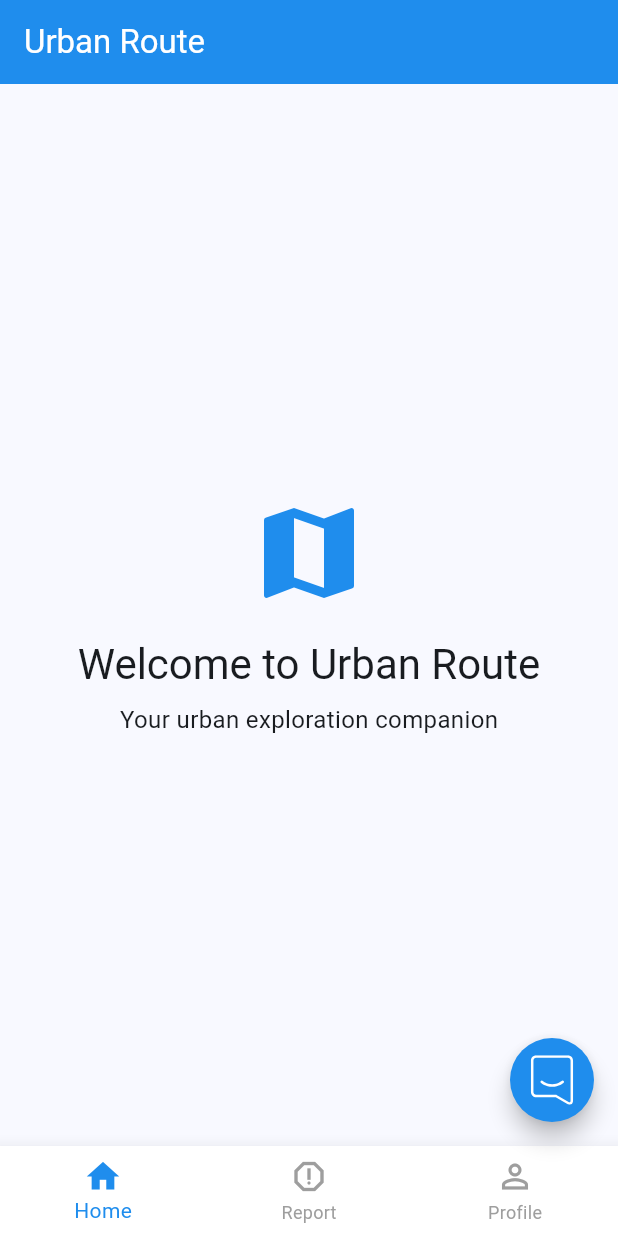
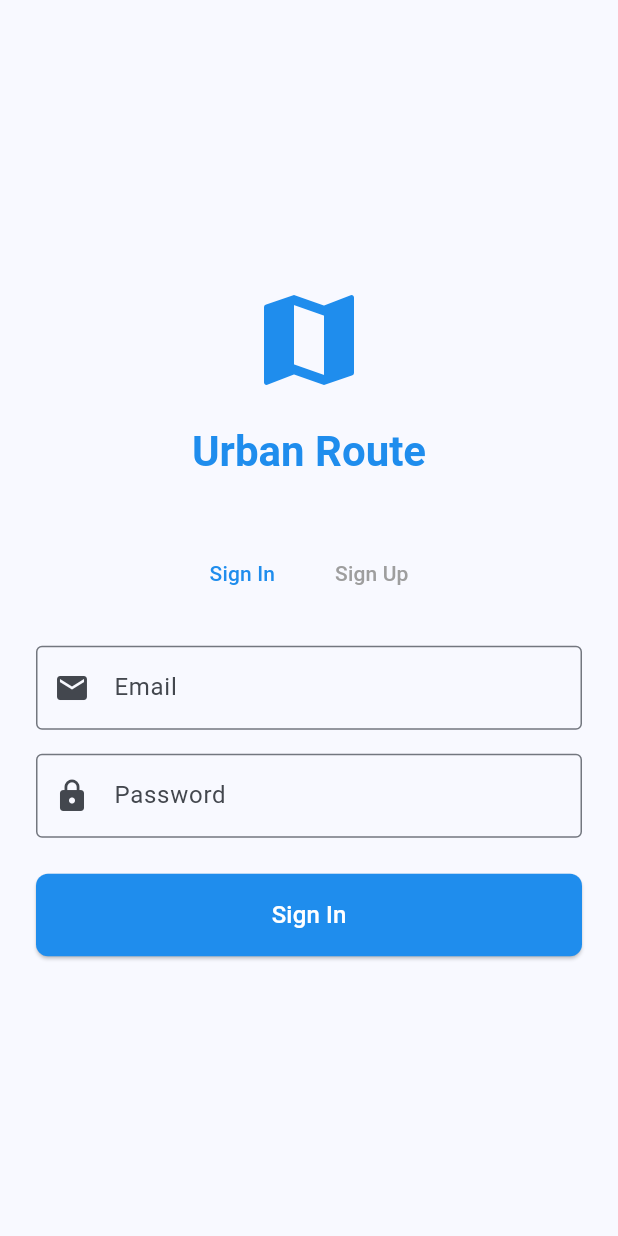
Before and after one commit to Karl-Gilmartin/urban_route, a Flutter app: the screen it shows after launch, on a phone screen of 412 x 824 dp. Run offline on Flutter 3.47's test engine with Material 3 defaults, Android fonts, the light colour scheme and no system bars; our stand-ins replace flutter_dotenv, flutter_svg, geolocator, supabase_flutter; missing offline and left inert: intercom_flutter; accounts and stored records are empty.

Commit message:
added auth page

```diff
--- a/lib/main.dart
+++ b/lib/main.dart
@@ -1,8 +1,10 @@
 import 'package:flutter/material.dart';
 import 'package:intercom_flutter/intercom_flutter.dart';
 import 'package:flutter_dotenv/flutter_dotenv.dart';
+import 'package:supabase_flutter/supabase_flutter.dart';
 import 'components/bottom_nav_bar.dart';
 import 'pages/report_page.dart';
+import 'pages/auth_page.dart';
 import 'package:flutter_svg/flutter_svg.dart';
 
 void main() async {
@@ -10,6 +12,12 @@ void main() async {
 
   // Load environment variables
   await dotenv.load(fileName: ".env");
+
+  // Initialize Supabase
+  await Supabase.initialize(
+    url: dotenv.env['SUPABASE_URL']!,
+    anonKey: dotenv.env['SUPABASE_ANON_KEY']!,
+  );
 
   // Initialize Intercom with environment variables
   await Intercom.instance.initialize(
@@ -33,6 +41,7 @@ class MyApp extends StatefulWidget {
 
 class _MyAppState extends State<MyApp> {
   int _selectedIndex = 0;
+  final _supabase = Supabase.instance.client;
 
   void _onItemTapped(int index) {
     setState(() {
@@ -59,21 +68,57 @@ class _MyAppState extends State<MyApp> {
           backgroundColor: Color(0xFF1F8DED),
         ),
       ),
-      home: Scaffold(
+      initialRoute: '/',
+      routes: {
+        '/': (context) => const AuthPage(),
+        '/home': (context) => HomePage(selectedIndex: _selectedIndex, onItemTapped: _onItemTapped),
+      },
+    );
+  }
+}
+
+class HomePage extends StatelessWidget {
+  final int selectedIndex;
+  final Function(int) onItemTapped;
+
+  const HomePage({
+    super.key,
+    required this.selectedIndex,
+    required this.onItemTapped,
+  });
+
+  @override
+  Widget build(BuildContext context) {
+    return Scaffold(
       appBar: AppBar(
         title: const Text('Urban Route'),
+        actions: [
+          IconButton(
+            icon: const Icon(Icons.logout),
+            onPressed: () async {
+              await Supabase.instance.client.auth.signOut();
+              if (context.mounted) {
+                Navigator.of(context).pushReplacementNamed('/');
+              }
+            },
+          ),
+        ],
       ),
       body: IndexedStack(
-          index: _selectedIndex,
+        index: selectedIndex,
         children: const [
-            HomePage(),
+          Center(
+            child: Text('Home Page'),
+          ),
           ReportPage(),
-            ProfilePage(),
+          Center(
+            child: Text('Profile Page'),
+          ),
         ],
       ),
       bottomNavigationBar: BottomNavBar(
-          selectedIndex: _selectedIndex,
-          onItemTapped: _onItemTapped,
+        selectedIndex: selectedIndex,
+        onItemTapped: onItemTapped,
       ),
       floatingActionButton: FloatingActionButton(
         onPressed: () {
@@ -89,39 +134,7 @@ class _MyAppState extends State<MyApp> {
             BlendMode.srcIn,
           ),
         ),
-        ),
-      ),
-    );
-  }
-}
-
-class HomePage extends StatelessWidget {
-  const HomePage({super.key});
-
-  @override
-  Widget build(BuildContext context) {
-    return Center(
-      child: Column(
-        mainAxisAlignment: MainAxisAlignment.center,
-        children: [
-          const Icon(
-            Icons.map,
-            size: 80,
-            color: Color(0xFF1F8DED),
-          ),
-          const SizedBox(height: 16),
-          Text(
-            'Welcome to Urban Route',
-            style: Theme.of(context).textTheme.headlineMedium,
-          ),
-          const SizedBox(height: 8),
-          const Text(
-            'Your urban exploration companion',
-            style: TextStyle(fontSize: 16),
-          ),
-        ],
-      ),
-    );
+      )    );
   }
 }
 
--- /dev/null
+++ b/lib/pages/auth_page.dart
@@ -0,0 +1,367 @@
+import 'package:flutter/material.dart';
+import 'package:supabase_flutter/supabase_flutter.dart';
+
+class AuthPage extends StatefulWidget {
+  const AuthPage({super.key});
+
+  @override
+  State<AuthPage> createState() => _AuthPageState();
+}
+
+class _AuthPageState extends State<AuthPage> {
+  final _formKey = GlobalKey<FormState>();
+  final _emailController = TextEditingController();
+  final _passwordController = TextEditingController();
+  final _firstNameController = TextEditingController();
+  final _lastNameController = TextEditingController();
+  DateTime? _dateOfBirth;
+  bool _isLoading = false;
+  bool _isSignUp = false;
+  String? _errorMessage;
+
+  @override
+  void dispose() {
+    _emailController.dispose();
+    _passwordController.dispose();
+    _firstNameController.dispose();
+    _lastNameController.dispose();
+    super.dispose();
+  }
+
+  Future<void> _selectDate(BuildContext context) async {
+    final DateTime? picked = await showDatePicker(
+      context: context,
+      initialDate: _dateOfBirth ?? DateTime.now(),
+      firstDate: DateTime(1900),
+      lastDate: DateTime.now(),
+    );
+    if (picked != null && picked != _dateOfBirth) {
+      setState(() {
+        _dateOfBirth = picked;
+      });
+    }
+  }
+
+  Future<void> _signUp() async {
+    if (!_formKey.currentState!.validate()) return;
+    if (_dateOfBirth == null && _isSignUp) {
+      setState(() {
+        _errorMessage = 'Please select your date of birth';
+      });
+      return;
+    }
+
+    setState(() {
+      _isLoading = true;
+      _errorMessage = null;
+    });
+
+    try {
+      final AuthResponse res = await Supabase.instance.client.auth.signUp(
+        email: _emailController.text.trim(),
+        password: _passwordController.text,
+      );
+
+      if (res.user != null) {
+        // Insert additional user data into the Users table
+        await Supabase.instance.client.from('Users').insert({
+          'id': res.user!.id,
+          'first_name': _firstNameController.text.trim(),
+          'last_name': _lastNameController.text.trim(),
+          'date_of_birth': _dateOfBirth?.toIso8601String(),
+          'email': _emailController.text.trim(),
+        });
+
+        if (mounted) {
+          Navigator.of(context).pushReplacementNamed('/home');
+        }
+      } else {
+        setState(() {
+          _errorMessage = 'Sign up failed. Please try again.';
+        });
+      }
+    } catch (error) {
+      setState(() {
+        _errorMessage = error.toString();
+      });
+    } finally {
+      if (mounted) {
+        setState(() {
+          _isLoading = false;
+        });
+      }
+    }
+  }
+
+  Future<void> _signIn() async {
+    if (!_formKey.currentState!.validate()) return;
+
+    setState(() {
+      _isLoading = true;
+      _errorMessage = null;
+    });
+
+    try {
+      // First, check if the user exists
+      final List<dynamic> users = await Supabase.instance.client
+          .from('Users')
+          .select()
+          .eq('email', _emailController.text.trim());
+
+      if (users.isEmpty) {
+        setState(() {
+          _errorMessage = 'No user found with this email';
+          _isLoading = false;
+        });
+        return;
+      }
+
+      final AuthResponse res = await Supabase.instance.client.auth.signInWithPassword(
+        email: _emailController.text.trim(),
+        password: _passwordController.text,
+      );
+
+      if (res.user != null) {
+        // Update last_logged_in
+        await Supabase.instance.client
+            .from('Users')
+            .update({'last_logged_in': DateTime.now().toIso8601String()})
+            .eq('id', res.user!.id);
+
+        if (mounted) {
+          Navigator.of(context).pushReplacementNamed('/home');
+        }
+      } else {
+        setState(() {
+          _errorMessage = 'Sign in failed. Please check your credentials.';
+        });
+      }
+    } on AuthException catch (error) {
+      setState(() {
+        // Provide more specific error messages based on the error code
+        switch (error.statusCode) {
+          case '400':
+            _errorMessage = 'Invalid credentials. Please check your email and password.';
+            break;
+          case '401':
+            _errorMessage = 'Please verify your email before signing in.';
+            break;
+          case '422':
+            _errorMessage = 'Invalid email format.';
+            break;
+          default:
+            _errorMessage = 'Error: ${error.message}';
+        }
+      });
+      print('Auth Error: ${error.message}'); // For debugging
+    } catch (error) {
+      setState(() {
+        _errorMessage = 'An unexpected error occurred: $error';
+      });
+      print('General Error: $error'); // For debugging
+    } finally {
+      if (mounted) {
+        setState(() {
+          _isLoading = false;
+        });
+      }
+    }
+  }
+
+  @override
+  Widget build(BuildContext context) {
+    return Scaffold(
+      body: SafeArea(
+        child: Center(
+          child: SingleChildScrollView(
+            padding: const EdgeInsets.all(24.0),
+            child: Form(
+              key: _formKey,
+              child: Column(
+                mainAxisAlignment: MainAxisAlignment.center,
+                crossAxisAlignment: CrossAxisAlignment.stretch,
+                children: [
+                  // Logo or App Name
+                  const Icon(
+                    Icons.map,
+                    size: 80,
+                    color: Color(0xFF1F8DED),
+                  ),
+                  const SizedBox(height: 16),
+                  Text(
+                    'Urban Route',
+                    textAlign: TextAlign.center,
+                    style: Theme.of(context).textTheme.headlineMedium?.copyWith(
+                      color: const Color(0xFF1F8DED),
+                      fontWeight: FontWeight.bold,
+                    ),
+                  ),
+                  const SizedBox(height: 40),
+
+                  // Toggle between Sign In and Sign Up
+                  Row(
+                    mainAxisAlignment: MainAxisAlignment.center,
+                    children: [
+                      TextButton(
+                        onPressed: () => setState(() => _isSignUp = false),
+                        style: TextButton.styleFrom(
+                          foregroundColor: _isSignUp ? Colors.grey : const Color(0xFF1F8DED),
+                        ),
+                        child: const Text('Sign In'),
+                      ),
+                      const SizedBox(width: 16),
+                      TextButton(
+                        onPressed: () => setState(() => _isSignUp = true),
+                        style: TextButton.styleFrom(
+                          foregroundColor: _isSignUp ? const Color(0xFF1F8DED) : Colors.grey,
+                        ),
+                        child: const Text('Sign Up'),
+                      ),
+                    ],
+                  ),
+                  const SizedBox(height: 24),
+
+                  // Sign Up Fields
+                  if (_isSignUp) ...[
+                    // First Name field
+                    TextFormField(
+                      controller: _firstNameController,
+                      decoration: const InputDecoration(
+                        labelText: 'First Name',
+                        border: OutlineInputBorder(),
+                        prefixIcon: Icon(Icons.person),
+                      ),
+                      validator: (value) {
+                        if (value == null || value.isEmpty) {
+                          return 'Please enter your first name';
+                        }
+                        return null;
+                      },
+                    ),
+                    const SizedBox(height: 16),
+
+                    // Last Name field
+                    TextFormField(
+                      controller: _lastNameController,
+                      decoration: const InputDecoration(
+                        labelText: 'Last Name',
+                        border: OutlineInputBorder(),
+                        prefixIcon: Icon(Icons.person),
+                      ),
+                      validator: (value) {
+                        if (value == null || value.isEmpty) {
+                          return 'Please enter your last name';
+                        }
+                        return null;
+                      },
+                    ),
+                    const SizedBox(height: 16),
+
+                    // Date of Birth field
+                    InkWell(
+                      onTap: () => _selectDate(context),
+                      child: InputDecorator(
+                        decoration: const InputDecoration(
+                          labelText: 'Date of Birth',
+                          border: OutlineInputBorder(),
+                          prefixIcon: Icon(Icons.calendar_today),
+                        ),
+                        child: Text(
+                          _dateOfBirth != null
+                              ? '${_dateOfBirth!.day}/${_dateOfBirth!.month}/${_dateOfBirth!.year}'
+                              : 'Select Date',
+                        ),
+                      ),
+                    ),
+                    const SizedBox(height: 16),
+                  ],
+
+                  // Email field
+                  TextFormField(
+                    controller: _emailController,
+                    decoration: const InputDecoration(
+                      labelText: 'Email',
+                      border: OutlineInputBorder(),
+                      prefixIcon: Icon(Icons.email),
+                    ),
+                    keyboardType: TextInputType.emailAddress,
+                    validator: (value) {
+                      if (value == null || value.isEmpty) {
+                        return 'Please enter your email';
+                      }
+                      if (!RegExp(r'^[\w-\.]+@([\w-]+\.)+[\w-]{2,4}$').hasMatch(value)) {
+                        return 'Please enter a valid email';
+                      }
+                      return null;
+                    },
+                  ),
+                  const SizedBox(height: 16),
+
+                  // Password field
+                  TextFormField(
+                    controller: _passwordController,
+                    decoration: const InputDecoration(
+                      labelText: 'Password',
+                      border: OutlineInputBorder(),
+                      prefixIcon: Icon(Icons.lock),
+                    ),
+                    obscureText: true,
+                    validator: (value) {
+                      if (value == null || value.isEmpty) {
+                        return 'Please enter your password';
+                      }
+                      if (value.length < 6) {
+                        return 'Password must be at least 6 characters';
+                      }
+                      return null;
+                    },
+                  ),
+                  const SizedBox(height: 24),
+
+                  // Error message
+                  if (_errorMessage != null)
+                    Padding(
+                      padding: const EdgeInsets.only(bottom: 16),
+                      child: Text(
+                        _errorMessage!,
+                        style: const TextStyle(color: Colors.red),
+                        textAlign: TextAlign.center,
+                      ),
+                    ),
+
+                  // Submit button
+                  ElevatedButton(
+                    onPressed: _isLoading ? null : (_isSignUp ? _signUp : _signIn),
+                    style: ElevatedButton.styleFrom(
+                      backgroundColor: const Color(0xFF1F8DED),
+                      padding: const EdgeInsets.symmetric(vertical: 16),
+                      shape: RoundedRectangleBorder(
+                        borderRadius: BorderRadius.circular(8),
+                      ),
+                    ),
+                    child: _isLoading
+                        ? const SizedBox(
+                            height: 20,
+                            width: 20,
+                            child: CircularProgressIndicator(
+                              strokeWidth: 2,
+                              valueColor: AlwaysStoppedAnimation<Color>(Colors.white),
+                            ),
+                          )
+                        : Text(
+                            _isSignUp ? 'Sign Up' : 'Sign In',
+                            style: const TextStyle(
+                              fontSize: 16,
+                              color: Colors.white,
+                            ),
+                          ),
+                  ),
+                ],
+              ),
+            ),
+          ),
+        ),
+      ),
+    );
+  }
+}
--- a/pubspec.yaml
+++ b/pubspec.yaml
@@ -40,6 +40,7 @@ dependencies:
   flutter_dotenv: ^5.1.0
   http: ^1.2.0
   geolocator: ^13.0.4
+  supabase_flutter: ^2.8.4
 
 dev_dependencies:
   flutter_test:
```
Also changed, not shown: pubspec.lock, 8 other files. Lines whose indentation alone changed are shown as unchanged.
